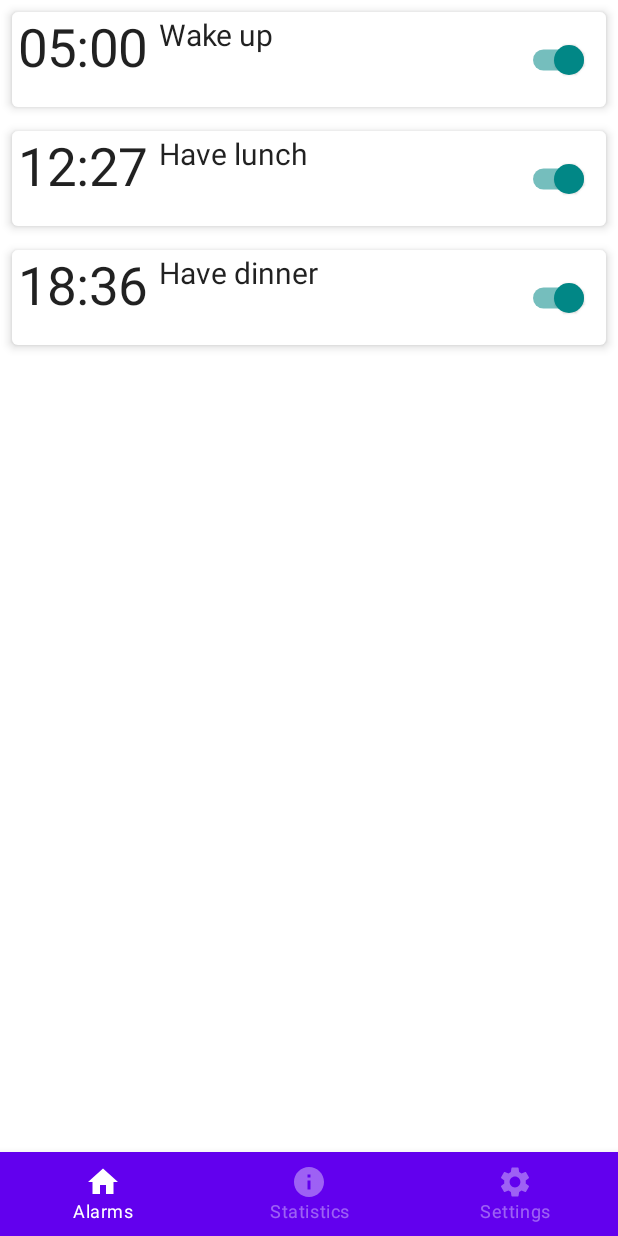
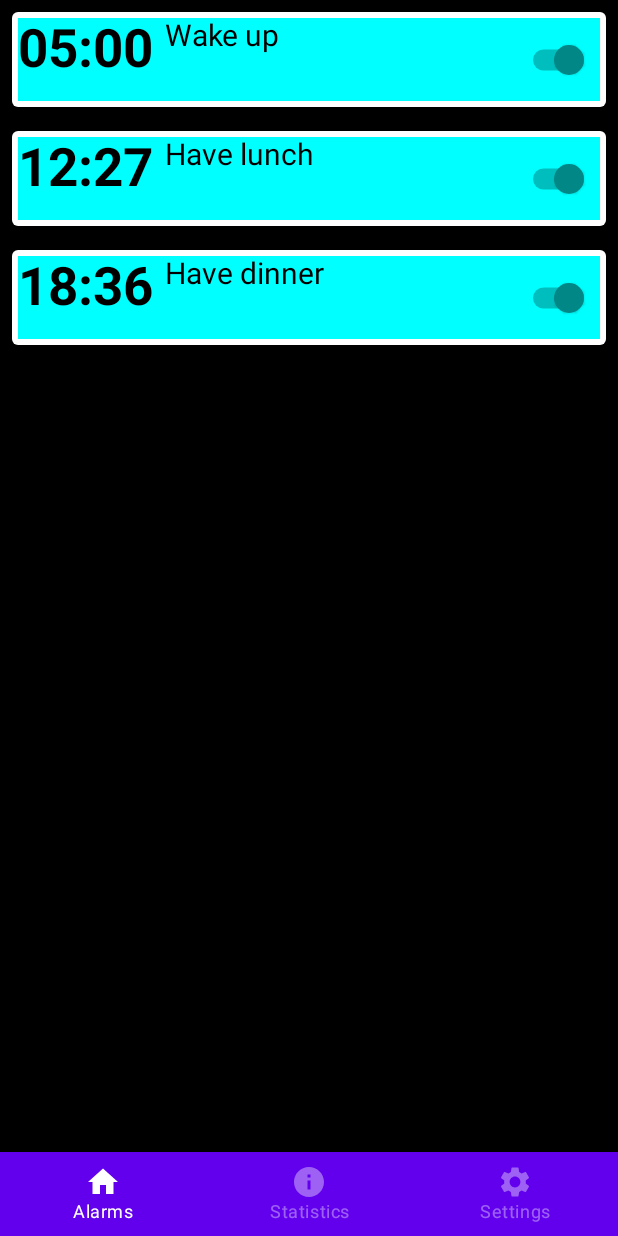
Before and after one commit to sebastianKrajnak/WAKE_app, an Android app built with Jetpack Compose: the screen it shows after launch (MainActivity), on a phone screen of 412 x 824 dp. Run offline under Robolectric (Android 15) with nearby library versions, the phone set to English and light mode, and no system bars.

Commit message:
added colors

```diff
--- a/app/src/main/java/com/example/wake_app/screens/Home.kt
+++ b/app/src/main/java/com/example/wake_app/screens/Home.kt
@@ -24,9 +24,15 @@ import com.example.wake_app.data.alarms
 
 @Composable
 fun HomeScreen() {
-    LazyColumn {
-        items(alarms) {
-            AlarmItem(Alarm = it)
+    Box(
+        modifier = Modifier
+            .fillMaxSize()
+            .background(Color.Black),
+    ) {
+        LazyColumn {
+            items(alarms) {
+                AlarmItem(Alarm = it)
+            }
         }
     }
 }
@@ -44,6 +50,7 @@ fun AlarmItem(Alarm: Alarm) {
             modifier = Modifier
                 .fillMaxWidth()
                 .padding(4.dp)
+                .background(Color.Cyan)
         ) {
             AlarmInformation(Alarm.time, Alarm.description)
         }
@@ -56,19 +63,21 @@ fun AlarmInformation(@StringRes AlarmTime: Int, AlarmDescription: Int, modifier:
     Row {
         Text(
             text = stringResource(AlarmTime),
-            fontSize = 35.sp
+            fontSize = 35.sp,
+            fontWeight = FontWeight.Bold,
+            color = Color.Black
         )
         Text(
             text = stringResource(AlarmDescription),
             modifier = modifier.padding(start = 8.dp),
-            fontSize = 20.sp
+            fontSize = 20.sp,
+            color = Color.Black
         )
         Spacer(Modifier.weight(1f).fillMaxHeight())
         Switch(
             checked = checkedState.value,
             onCheckedChange = { checkedState.value = it },
             Modifier.size(55.dp),
-
         )
     }
 }
```
